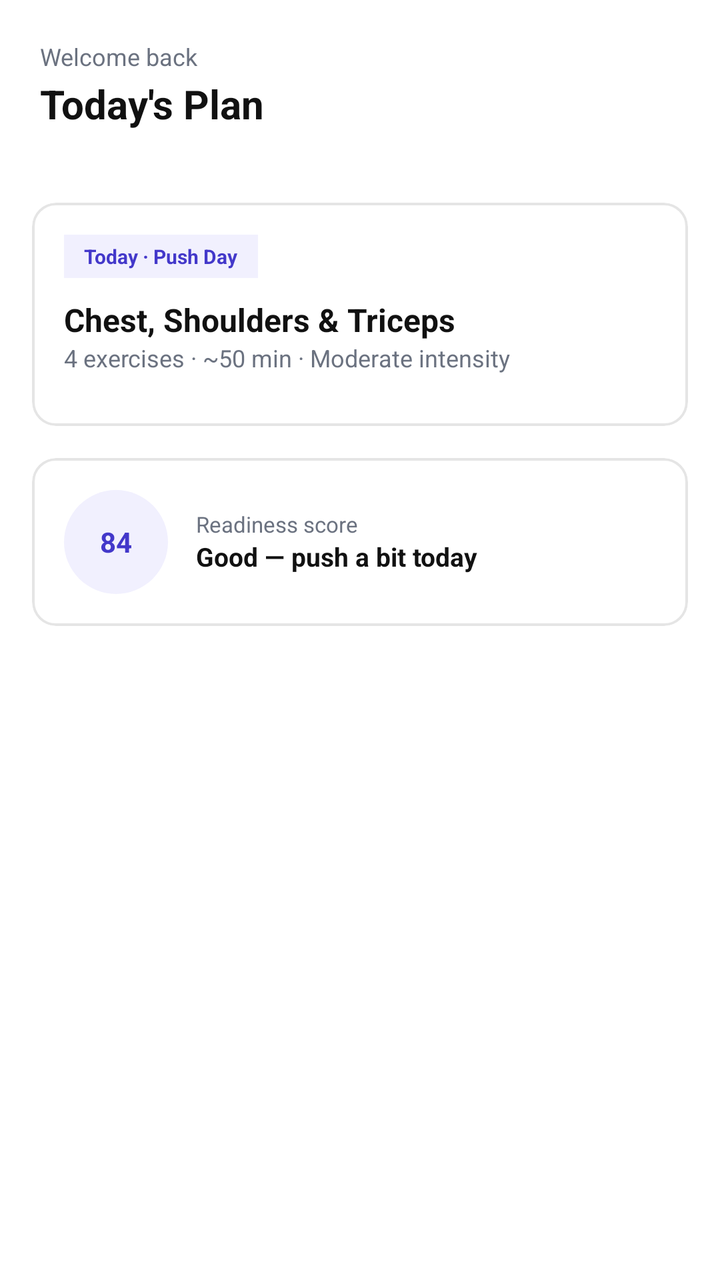
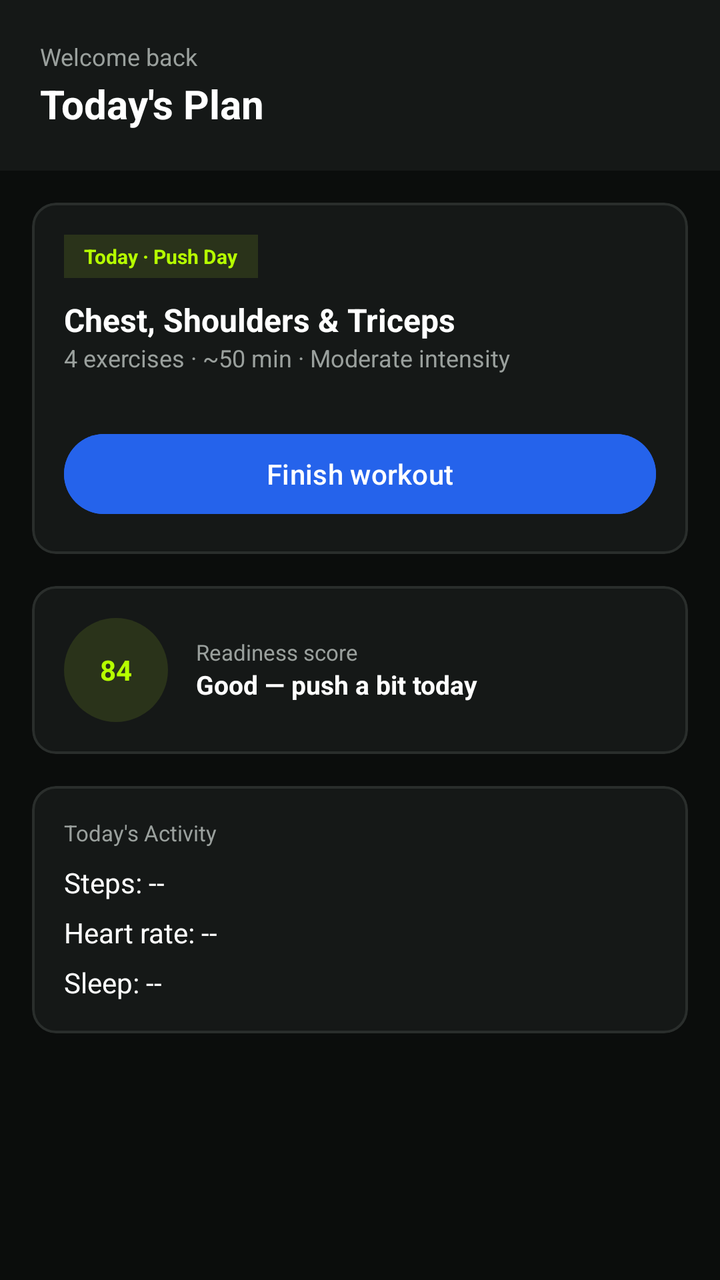

Two renders of the same Android screen: before a commit and after it. Below are the layout's source before the change and the commit's diff.
<!-- AndroidManifest.xml: application theme Theme.SaveX -->
<!-- res/layout/content_home_tab.xml -->
<?xml version="1.0" encoding="utf-8"?>
<LinearLayout xmlns:android="http://schemas.android.com/apk/res/android"
    android:id="@+id/contentHomeTab"
    android:layout_width="match_parent"
    android:layout_height="match_parent"
    android:orientation="vertical"
    android:background="@color/gw_background">

    <ScrollView
        android:layout_width="match_parent"
        android:layout_height="match_parent">

        <LinearLayout
            android:layout_width="match_parent"
            android:layout_height="wrap_content"
            android:orientation="vertical">

            <LinearLayout
                android:layout_width="match_parent"
                android:layout_height="wrap_content"
                android:orientation="vertical"
                android:background="@color/gw_surface"
                android:padding="20dp">

                <TextView
                    android:layout_width="wrap_content"
                    android:layout_height="wrap_content"
                    android:text="@string/welcome_back"
                    android:textColor="@color/gw_text_secondary"
                    android:textSize="12sp" />

                <TextView
                    android:id="@+id/textUserPlanTitle"
                    android:layout_width="wrap_content"
                    android:layout_height="wrap_content"
                    android:text="Today's Plan"
                    android:textColor="@color/gw_text_primary"
                    android:textSize="20sp"
                    android:textStyle="bold"
                    android:layout_marginTop="2dp" />
            </LinearLayout>

            <com.google.android.material.card.MaterialCardView
                style="@style/GwOptionCard"
                android:layout_margin="16dp">

                <LinearLayout
                    android:layout_width="match_parent"
                    android:layout_height="wrap_content"
                    android:orientation="vertical"
                    android:padding="16dp">

                    <TextView
                        android:id="@+id/textPlanBadge"
                        android:layout_width="wrap_content"
                        android:layout_height="wrap_content"
                        android:text="Today · Push Day"
                        android:textColor="@color/gw_primary"
                        android:textSize="10sp"
                        android:textStyle="bold"
                        android:background="@color/gw_primary_light"
                        android:paddingHorizontal="10dp"
                        android:paddingVertical="4dp"
                        android:layout_marginBottom="10dp" />

                    <TextView
                        android:id="@+id/textPlanTitle"
                        android:layout_width="match_parent"
                        android:layout_height="wrap_content"
                        android:text="Chest, Shoulders &amp; Triceps"
                        android:textColor="@color/gw_text_primary"
                        android:textSize="16sp"
                        android:textStyle="bold" />

                    <TextView
                        android:id="@+id/textPlanSubtitle"
                        android:layout_width="match_parent"
                        android:layout_height="wrap_content"
                        android:text="4 exercises · ~50 min · Moderate intensity"
                        android:textColor="@color/gw_text_secondary"
                        android:textSize="12sp"
                        android:layout_marginBottom="10dp" />

                    <LinearLayout
                        android:id="@+id/exerciseListContainer"
                        android:layout_width="match_parent"
                        android:layout_height="wrap_content"
                        android:orientation="vertical" />
                    

                </LinearLayout>
            </com.google.android.material.card.MaterialCardView>

            <com.google.android.material.card.MaterialCardView
                style="@style/GwOptionCard"
                android:layout_marginHorizontal="16dp"
                android:layout_marginBottom="16dp">

                <LinearLayout
                    android:layout_width="match_parent"
                    android:layout_height="wrap_content"
                    android:orientation="horizontal"
                    android:gravity="center_vertical"
                    android:padding="16dp">

                    <TextView
                        android:id="@+id/textReadinessScore"
                        android:layout_width="52dp"
                        android:layout_height="52dp"
                        android:gravity="center"
                        android:text="84"
                        android:textColor="@color/gw_primary"
                        android:textSize="14sp"
                        android:textStyle="bold"
                        android:background="@drawable/bg_icon_circle" />

                    <LinearLayout
                        android:layout_width="0dp"
                        android:layout_height="wrap_content"
                        android:layout_weight="1"
                        android:layout_marginStart="14dp"
                        android:orientation="vertical">

                        <TextView
                            android:layout_width="wrap_content"
                            android:layout_height="wrap_content"
                            android:text="@string/readiness_score_label"
                            android:textColor="@color/gw_text_secondary"
                            android:textSize="11sp" />

                        <TextView
                            android:id="@+id/textReadinessMessage"
                            android:layout_width="wrap_content"
                            android:layout_height="wrap_content"
                            android:text="Good — push a bit today"
                            android:textColor="@color/gw_text_primary"
                            android:textSize="13sp"
                            android:textStyle="bold" />
                    </LinearLayout>
                </LinearLayout>
            </com.google.android.material.card.MaterialCardView>

        </LinearLayout>
    </ScrollView>
</LinearLayout>
<!-- resources referenced by this layout -->
<resources>
  <color name="gw_background">#FFFFFF</color>
  <color name="gw_primary">#4338CA</color>
  <color name="gw_primary_light">#F1F0FE</color>
  <color name="gw_surface">#FFFFFF</color>
  <color name="gw_text_primary">#111111</color>
  <color name="gw_text_secondary">#6B7280</color>
  <!-- drawable bg_icon_circle (drawable) -->
  <?xml version="1.0" encoding="utf-8"?>
  <shape xmlns:android="http://schemas.android.com/apk/res/android"
      android:shape="oval">
      <solid android:color="@color/gw_primary_light" />
  </shape>
  <string name="readiness_score_label">Readiness score</string>
  <string name="welcome_back">Welcome back</string>
  <style name="GwOptionCard" parent="Widget.MaterialComponents.CardView">
          <item name="cardBackgroundColor">@color/gw_surface</item>
          <item name="cardCornerRadius">12dp</item>
          <item name="cardElevation">0dp</item>
          <item name="strokeWidth">1.3dp</item>
          <item name="strokeColor">@color/gw_border</item>
          <item name="android:layout_width">match_parent</item>
          <item name="android:layout_height">wrap_content</item>
      </style>
  <style name="Theme.SaveX" parent="Base.Theme.SaveX" />
  <color name="gw_border">#E5E5E5</color>
  <style name="Base.Theme.SaveX" parent="Theme.Material3.DayNight.NoActionBar">
          
          
      </style>
</resources>

<!-- the commit's change to res/layout/content_home_tab.xml (unified diff, before → after) -->
@@ -33,11 +33,11 @@
                     android:id="@+id/textUserPlanTitle"
                     android:layout_width="wrap_content"
                     android:layout_height="wrap_content"
+                    android:layout_marginTop="2dp"
                     android:text="Today's Plan"
                     android:textColor="@color/gw_text_primary"
                     android:textSize="20sp"
-                    android:textStyle="bold"
-                    android:layout_marginTop="2dp" />
+                    android:textStyle="bold" />
             </LinearLayout>
 
             <com.google.android.material.card.MaterialCardView
@@ -54,14 +54,14 @@
                         android:id="@+id/textPlanBadge"
                         android:layout_width="wrap_content"
                         android:layout_height="wrap_content"
+                        android:layout_marginBottom="10dp"
+                        android:background="@color/gw_primary_light"
+                        android:paddingHorizontal="10dp"
+                        android:paddingVertical="4dp"
                         android:text="Today · Push Day"
                         android:textColor="@color/gw_primary"
                         android:textSize="10sp"
-                        android:textStyle="bold"
-                        android:background="@color/gw_primary_light"
-                        android:paddingHorizontal="10dp"
-                        android:paddingVertical="4dp"
-                        android:layout_marginBottom="10dp" />
+                        android:textStyle="bold" />
 
                     <TextView
                         android:id="@+id/textPlanTitle"
@@ -76,10 +76,18 @@
                         android:id="@+id/textPlanSubtitle"
                         android:layout_width="match_parent"
                         android:layout_height="wrap_content"
+                        android:layout_marginBottom="10dp"
                         android:text="4 exercises · ~50 min · Moderate intensity"
                         android:textColor="@color/gw_text_secondary"
-                        android:textSize="12sp"
-                        android:layout_marginBottom="10dp" />
+                        android:textSize="12sp" />
+
+                    <LinearLayout
+                        android:id="@+id/carryOverContainer"
+                        android:layout_width="match_parent"
+                        android:layout_height="wrap_content"
+                        android:orientation="vertical"
+                        android:visibility="gone" />
+                    
 
                     <LinearLayout
                         android:id="@+id/exerciseListContainer"
@@ -87,6 +95,16 @@
                         android:layout_height="wrap_content"
                         android:orientation="vertical" />
                     
+
+                    <Button
+                        android:id="@+id/btnFinishWorkout"
+                        android:layout_width="match_parent"
+                        android:layout_height="wrap_content"
+                        android:layout_marginTop="16dp"
+                        android:backgroundTint="#2563EB"
+                        android:text="Finish workout"
+                        android:textAllCaps="false"
+                        android:textColor="#FFFFFF" />
 
                 </LinearLayout>
             </com.google.android.material.card.MaterialCardView>
@@ -107,18 +125,18 @@
                         android:id="@+id/textReadinessScore"
                         android:layout_width="52dp"
                         android:layout_height="52dp"
+                        android:background="@drawable/bg_icon_circle"
                         android:gravity="center"
                         android:text="84"
                         android:textColor="@color/gw_primary"
                         android:textSize="14sp"
-                        android:textStyle="bold"
-                        android:background="@drawable/bg_icon_circle" />
+                        android:textStyle="bold" />
 
                     <LinearLayout
                         android:layout_width="0dp"
                         android:layout_height="wrap_content"
+                        android:layout_marginStart="14dp"
                         android:layout_weight="1"
-                        android:layout_marginStart="14dp"
                         android:orientation="vertical">
 
                         <TextView
@@ -140,6 +158,73 @@
                 </LinearLayout>
             </com.google.android.material.card.MaterialCardView>
 
+            <com.google.android.material.card.MaterialCardView
+                style="@style/GwOptionCard"
+                android:layout_marginHorizontal="16dp"
+                android:layout_marginBottom="16dp">
+
+                <LinearLayout
+                    android:layout_width="match_parent"
+                    android:layout_height="wrap_content"
+                    android:orientation="vertical"
+                    android:padding="16dp">
+
+                    <TextView
+                        android:layout_width="wrap_content"
+                        android:layout_height="wrap_content"
+                        android:layout_marginBottom="8dp"
+                        android:text="Today's Activity"
+                        android:textColor="@color/gw_text_secondary"
+                        android:textSize="11sp" />
+
+                    <TextView
+                        android:id="@+id/textHomeSteps"
+                        android:layout_width="match_parent"
+                        android:layout_height="wrap_content"
+                        android:text="Steps: --"
+                        android:textColor="@color/gw_text_primary"
+                        android:textSize="14sp" />
+
+                    <TextView
+                        android:id="@+id/textHomeHeartRate"
+                        android:layout_width="match_parent"
+                        android:layout_height="wrap_content"
+                        android:layout_marginTop="6dp"
+                        android:text="Heart rate: --"
+                        android:textColor="@color/gw_text_primary"
+                        android:textSize="14sp" />
+
+                    <TextView
+                        android:id="@+id/textHomeSleep"
+                        android:layout_width="match_parent"
+                        android:layout_height="wrap_content"
+                        android:layout_marginTop="6dp"
+                        android:text="Sleep: --"
+                        android:textColor="@color/gw_text_primary"
+                        android:textSize="14sp" />
+
+                    <TextView
+                        android:id="@+id/textStepInsight"
+                        android:layout_width="match_parent"
+                        android:layout_height="wrap_content"
+                        android:layout_marginTop="10dp"
+                        android:text=""
+                        android:textColor="@color/gw_text_secondary"
+                        android:textSize="12sp"
+                        android:visibility="gone" />
+
+                    <TextView
+                        android:id="@+id/textSleepInsight"
+                        android:layout_width="match_parent"
+                        android:layout_height="wrap_content"
+                        android:layout_marginTop="6dp"
+                        android:text=""
+                        android:textColor="@color/gw_text_secondary"
+                        android:textSize="12sp"
+                        android:visibility="gone" />
+                </LinearLayout>
+            </com.google.android.material.card.MaterialCardView>
+
         </LinearLayout>
     </ScrollView>
 </LinearLayout>
<!-- resource entries referenced after the edit -->
@@ -1,11 +1,11 @@
 <!-- resources referenced by this layout -->
 <resources>
-  <color name="gw_background">#FFFFFF</color>
-  <color name="gw_primary">#4338CA</color>
-  <color name="gw_primary_light">#F1F0FE</color>
-  <color name="gw_surface">#FFFFFF</color>
-  <color name="gw_text_primary">#111111</color>
-  <color name="gw_text_secondary">#6B7280</color>
+  <color name="gw_background">#0B0D0C</color>
+  <color name="gw_primary">#B6FF00</color>
+  <color name="gw_primary_light">#2A331A</color>
+  <color name="gw_surface">#151817</color>
+  <color name="gw_text_primary">#FFFFFF</color>
+  <color name="gw_text_secondary">#9AA09D</color>
   <!-- drawable bg_icon_circle (drawable) -->
   <?xml version="1.0" encoding="utf-8"?>
   <shape xmlns:android="http://schemas.android.com/apk/res/android"
@@ -24,10 +24,12 @@
           <item name="android:layout_height">wrap_content</item>
       </style>
   <style name="Theme.SaveX" parent="Base.Theme.SaveX" />
-  <color name="gw_border">#E5E5E5</color>
+  <color name="gw_border">#2A2E2C</color>
   <style name="Base.Theme.SaveX" parent="Theme.Material3.DayNight.NoActionBar">
           
-          
+          <item name="android:windowBackground">@color/gw_background</item>
+          <item name="android:statusBarColor">@color/gw_background</item>
+          <item name="android:navigationBarColor">@color/gw_background</item>
       </style>
 </resources>
 
